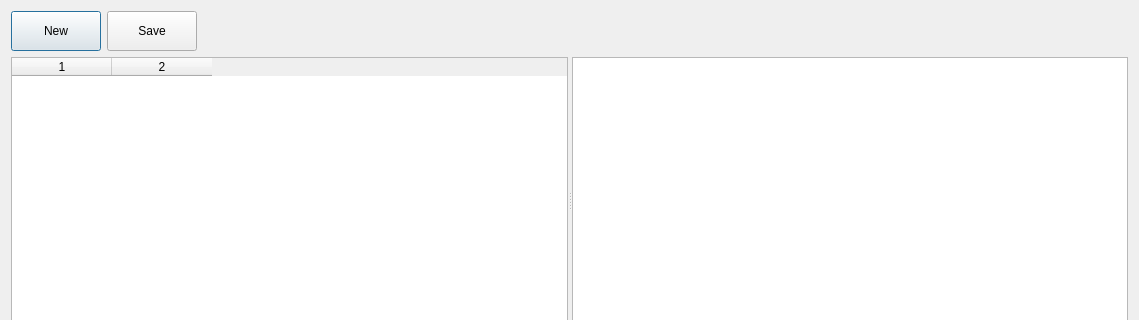
The window that template_config.ui (pgathogo/auto-scheduler) describes before a commit, drawn with Qt 5; both pictures show x 0 to 1139 and y 0 to 320 of the 1139 by 686 pixel window.
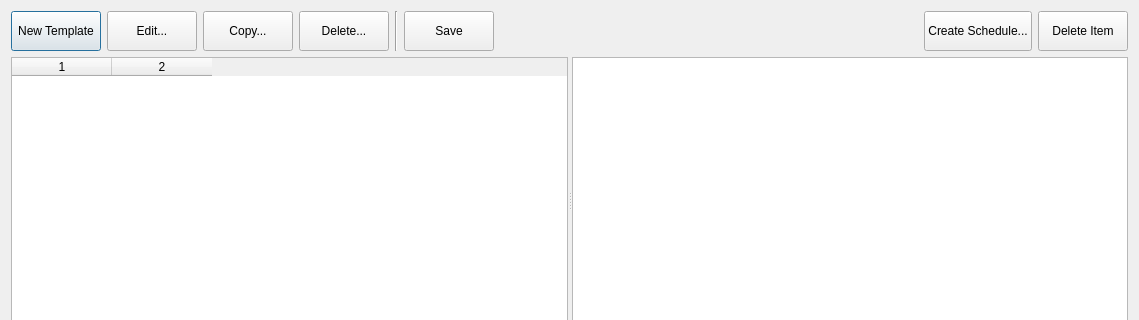
The same window after the commit.

Commit message: Add schedule generator

Diff of the .ui file:
```diff
--- a/template_config.ui
+++ b/template_config.ui
@@ -21,6 +21,8 @@
   </property>
   <layout class="QVBoxLayout" name="verticalLayout_3">
    <item>
+    <layout class="QHBoxLayout" name="horizontalLayout_2">
+     <item>
     <layout class="QHBoxLayout" name="horizontalLayout">
      <item>
       <widget class="QPushButton" name="btnNew">
@@ -31,7 +33,53 @@
         </size>
        </property>
        <property name="text">
-        <string>New</string>
+          <string>New Template</string>
+         </property>
+        </widget>
+       </item>
+       <item>
+        <widget class="QPushButton" name="btnEdit">
+         <property name="minimumSize">
+          <size>
+           <width>90</width>
+           <height>40</height>
+          </size>
+         </property>
+         <property name="text">
+          <string>Edit...</string>
+         </property>
+        </widget>
+       </item>
+       <item>
+        <widget class="QPushButton" name="btnCopy">
+         <property name="minimumSize">
+          <size>
+           <width>90</width>
+           <height>40</height>
+          </size>
+         </property>
+         <property name="text">
+          <string>Copy...</string>
+         </property>
+        </widget>
+       </item>
+       <item>
+        <widget class="QPushButton" name="btnDeleteTemplate">
+         <property name="minimumSize">
+          <size>
+           <width>90</width>
+           <height>40</height>
+          </size>
+         </property>
+         <property name="text">
+          <string>Delete...</string>
+         </property>
+        </widget>
+       </item>
+       <item>
+        <widget class="Line" name="line">
+         <property name="orientation">
+          <enum>Qt::Vertical</enum>
        </property>
       </widget>
      </item>
@@ -61,6 +109,34 @@
        </property>
       </spacer>
      </item>
+       <item>
+        <widget class="QPushButton" name="btnSchedule">
+         <property name="minimumSize">
+          <size>
+           <width>90</width>
+           <height>40</height>
+          </size>
+         </property>
+         <property name="text">
+          <string>Create Schedule...</string>
+         </property>
+        </widget>
+       </item>
+      </layout>
+     </item>
+     <item>
+      <widget class="QPushButton" name="btnDeleteItem">
+       <property name="minimumSize">
+        <size>
+         <width>90</width>
+         <height>40</height>
+        </size>
+       </property>
+       <property name="text">
+        <string>Delete Item</string>
+       </property>
+      </widget>
+     </item>
     </layout>
    </item>
    <item>
```
Left out of the diff: 2 changed lines with no effect on the pictures. Lines whose indentation alone changed are shown as unchanged. The commit also changes 14 other files.
